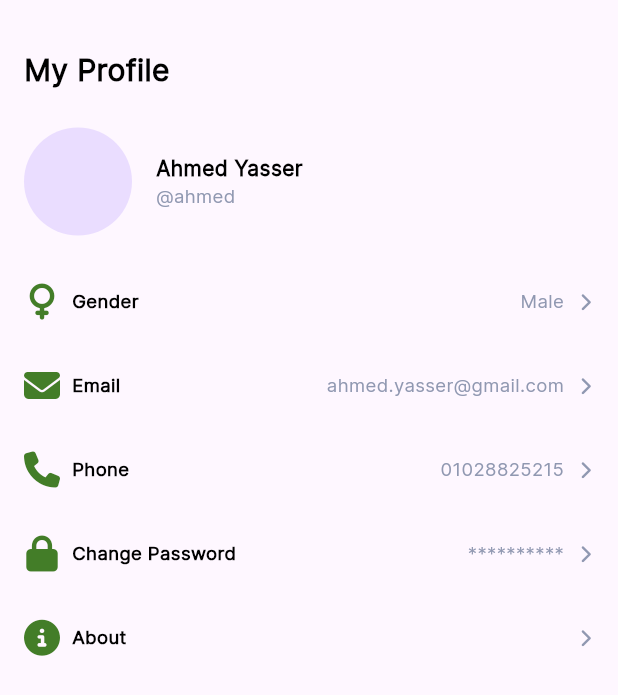
After one commit to Mohamedgamaal16/TEKNOSOFT, a Flutter app: the ProfileView screen opened directly, on a phone screen of 412 x 824 dp. The commit adds this screen. Shown: the top 695 px of the screen. Run offline on Flutter 3.47's test engine with Material 3 defaults, Android fonts, the phone set to English and light mode, and no system bars; our stand-ins replace another_carousel_pro, device_preview, dio, font_awesome_flutter, go_router, google_nav_bar and 2 more; accounts and stored records are empty.

Commit message:
add profile page

```diff
--- /dev/null
+++ b/lib/core/extensions/string_extensions.dart
@@ -0,0 +1,5 @@
+extension Capitalize on String {
+  String capitalize() {
+    return "${this[0].toUpperCase()}${substring(1)}";
+  }
+}
--- a/lib/core/widgets/custom_button.dart
+++ b/lib/core/widgets/custom_button.dart
@@ -1,20 +1,23 @@
 import 'package:climb_up/core/utils/app_styles.dart';
+import 'package:climb_up/core/utils/constants.dart';
 import 'package:flutter/material.dart';
 
 class CustomButton extends StatelessWidget {
   const CustomButton({
     Key? key,
-    required this.color,
+    this.color = AppColors.kPrimaryColor,
     required this.labelName,
-    required this.textColor,
+    this.textColor = Colors.white,
     this.onPressed,
     this.haveBorder = false,
+    this.borderRadius = 15,
   }) : super(key: key);
 
   final Color color, textColor;
   final String labelName;
   final void Function()? onPressed;
   final bool haveBorder;
+  final double borderRadius;
 
   @override
   Widget build(BuildContext context) {
@@ -23,9 +26,10 @@ class CustomButton extends StatelessWidget {
       child: ElevatedButton(
         style: ElevatedButton.styleFrom(
           shape: RoundedRectangleBorder(
-            borderRadius: BorderRadius.circular(15),
+            borderRadius: BorderRadius.circular(borderRadius),
             side: haveBorder
-                ? const BorderSide(color: Colors.white) // Set border color to white
+                ? const BorderSide(
+                    color: Colors.white) // Set border color to white
                 : BorderSide.none, // No border
           ),
           elevation: 0,
--- /dev/null
+++ b/lib/features/profile/data/models/profile_model.dart
@@ -0,0 +1,16 @@
+enum Gender { male, female }
+
+class ProfileModel {
+  final String name, userName, email, phone, password, imageLink;
+  final Gender gender;
+
+  const ProfileModel({
+    required this.name,
+    required this.userName,
+    required this.email,
+    required this.phone,
+    required this.imageLink,
+    required this.password,
+    required this.gender,
+  });
+}
--- /dev/null
+++ b/lib/features/profile/presentation/profile_view.dart
@@ -0,0 +1,17 @@
+import 'package:climb_up/features/profile/presentation/widgets/profile_view_body.dart';
+import 'package:flutter/material.dart';
+
+class ProfileView extends StatelessWidget {
+  const ProfileView({super.key});
+
+  @override
+  Widget build(BuildContext context) {
+    return const Scaffold(
+      body: SafeArea(
+        child: SingleChildScrollView(
+          child: ProfileViewBody(),
+        ),
+      ),
+    );
+  }
+}
--- /dev/null
+++ b/lib/features/profile/presentation/widgets/profile_box.dart
@@ -0,0 +1,39 @@
+import 'package:climb_up/core/utils/app_styles.dart';
+import 'package:climb_up/features/profile/data/models/profile_model.dart';
+import 'package:flutter/material.dart';
+
+class ProfileBox extends StatelessWidget {
+  const ProfileBox({
+    super.key,
+    required this.profileModel,
+  });
+  final ProfileModel profileModel;
+  @override
+  Widget build(BuildContext context) {
+    return Row(
+      children: [
+        const CircleAvatar(
+          radius: 36,
+        ),
+        const SizedBox(
+          width: 16,
+        ),
+        Column(
+          crossAxisAlignment: CrossAxisAlignment.start,
+          children: [
+            Text(
+              profileModel.name,
+              style: AppStyles.interStyleBold12(context).copyWith(
+                fontSize: 14,
+              ),
+            ),
+            Text(
+              profileModel.userName,
+              style: AppStyles.interStyleRegular12(context),
+            )
+          ],
+        )
+      ],
+    );
+  }
+}
--- /dev/null
+++ b/lib/features/profile/presentation/widgets/profile_tile.dart
@@ -0,0 +1,49 @@
+import 'package:climb_up/core/utils/app_styles.dart';
+import 'package:climb_up/core/utils/constants.dart';
+import 'package:flutter/material.dart';
+import 'package:font_awesome_flutter/font_awesome_flutter.dart';
+
+class ProfileTile extends StatelessWidget {
+  const ProfileTile({
+    super.key,
+    required this.icon,
+    required this.title,
+    required this.subTitle,
+  });
+  final IconData icon;
+  final String title;
+  final String subTitle;
+  @override
+  Widget build(BuildContext context) {
+    return Padding(
+      padding: const EdgeInsets.only(top: 32),
+      child: Row(children: [
+        Icon(
+          icon,
+          color: AppColors.kPrimaryColor,
+          size: 24,
+        ),
+        const SizedBox(
+          width: 8,
+        ),
+        Text(
+          title,
+          style: AppStyles.interStyleBold12(context),
+        ),
+        const Spacer(),
+        Text(
+          subTitle,
+          style: AppStyles.interStyleRegular12(context),
+        ),
+        const SizedBox(
+          width: 8,
+        ),
+        const Icon(
+          FontAwesomeIcons.chevronRight,
+          size: 12,
+          color: AppColors.kGrayTextColor,
+        ),
+      ]),
+    );
+  }
+}
--- /dev/null
+++ b/lib/features/profile/presentation/widgets/profile_tiles_list_view.dart
@@ -0,0 +1,45 @@
+import 'package:climb_up/core/extensions/string_extensions.dart';
+import 'package:climb_up/features/profile/data/models/profile_model.dart';
+import 'package:climb_up/features/profile/presentation/widgets/profile_tile.dart';
+import 'package:flutter/material.dart';
+import 'package:font_awesome_flutter/font_awesome_flutter.dart';
+
+class ProfileTilesListView extends StatelessWidget {
+  const ProfileTilesListView({
+    super.key,
+    required this.profileModel,
+  });
+  final ProfileModel profileModel;
+  @override
+  Widget build(BuildContext context) {
+    return Column(
+      children: [
+        ProfileTile(
+          icon: FontAwesomeIcons.venus,
+          title: 'Gender',
+          subTitle: profileModel.gender.name.capitalize(),
+        ),
+        ProfileTile(
+          icon: FontAwesomeIcons.solidEnvelope,
+          title: 'Email',
+          subTitle: profileModel.email,
+        ),
+        ProfileTile(
+          icon: FontAwesomeIcons.phone,
+          title: 'Phone',
+          subTitle: profileModel.phone,
+        ),
+        const ProfileTile(
+          icon: FontAwesomeIcons.lock,
+          title: 'Change Password',
+          subTitle: '**********',
+        ),
+        const ProfileTile(
+          icon: FontAwesomeIcons.circleInfo,
+          title: 'About',
+          subTitle: '',
+        ),
+      ],
+    );
+  }
+}
--- /dev/null
+++ b/lib/features/profile/presentation/widgets/profile_view_body.dart
@@ -0,0 +1,50 @@
+import 'package:climb_up/core/utils/app_styles.dart';
+import 'package:climb_up/features/profile/data/models/profile_model.dart';
+import 'package:climb_up/features/profile/presentation/widgets/profile_box.dart';
+import 'package:climb_up/features/profile/presentation/widgets/profile_tiles_list_view.dart';
+import 'package:flutter/material.dart';
+
+class ProfileViewBody extends StatelessWidget {
+  const ProfileViewBody({super.key});
+
+  @override
+  Widget build(BuildContext context) {
+    const ProfileModel profileModel = ProfileModel(
+      name: 'Ahmed Yasser',
+      userName: '@ahmed',
+      email: 'ahmed.yasser@gmail.com',
+      phone: '01028825215',
+      imageLink: '',
+      password: 'password',
+      gender: Gender.male,
+    );
+    return Padding(
+      padding: const EdgeInsets.symmetric(
+        horizontal: 16,
+      ),
+      child: Column(
+        crossAxisAlignment: CrossAxisAlignment.start,
+        children: [
+          const SizedBox(
+            height: 32,
+          ),
+          Text(
+            'My Profile',
+            style: AppStyles.interStyleBold12(context).copyWith(
+              fontSize: 20,
+            ),
+          ),
+          const SizedBox(
+            height: 24,
+          ),
+          const ProfileBox(
+            profileModel: profileModel,
+          ),
+          const ProfileTilesListView(
+            profileModel: profileModel,
+          )
+        ],
+      ),
+    );
+  }
+}
```
